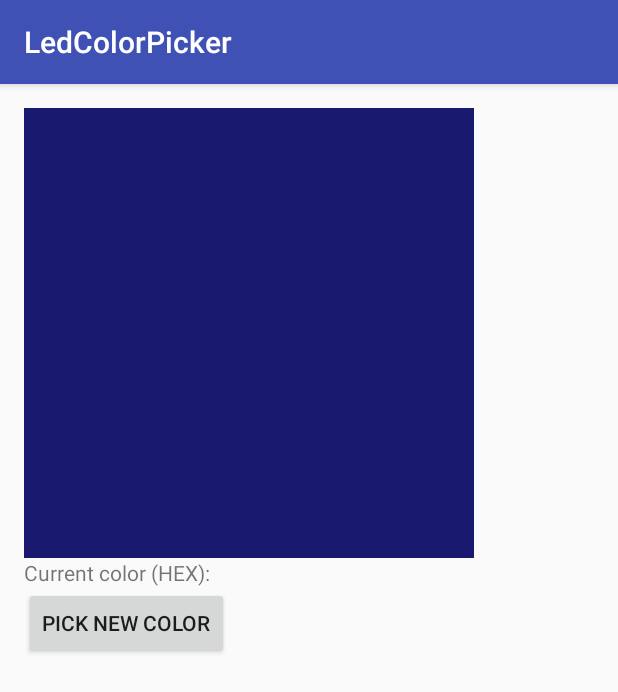
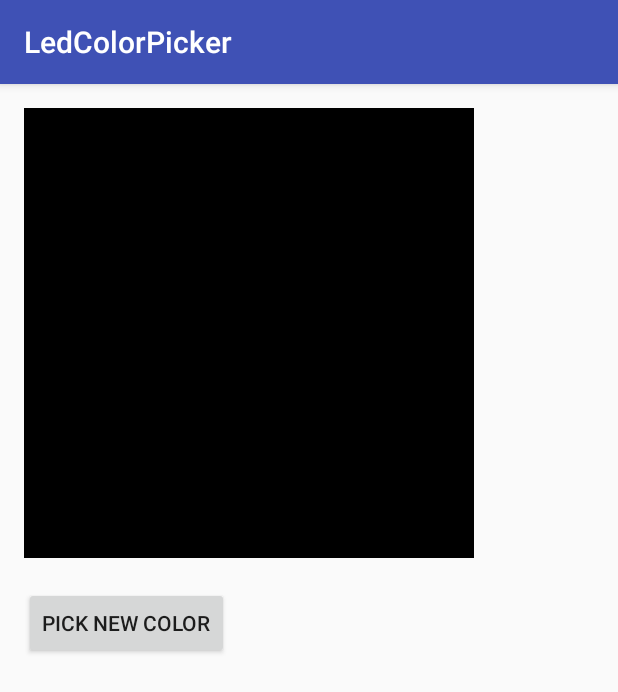
Before and after one commit to SomethingExplosiveApps/LedColorPicker, an Android app: the screen it shows after launch (LedColorPickerActivity), on a phone screen of 412 x 824 dp. Shown: the top 692 px of the screen. Run offline under Robolectric (Android 15) with nearby library versions, the phone set to English and light mode, and no system bars; libraries missing offline, so code that uses them is left out: com.pavelsikun.vintagechroma; 2 statements that could not run were skipped.

Commit message:
Fix issues with UI not updating dialog on color change, code cleanup and remove extraneous comments.

```diff
--- a/mobile/src/main/java/com/somexapps/ledcolorpicker/LedColorPickerActivity.java
+++ b/mobile/src/main/java/com/somexapps/ledcolorpicker/LedColorPickerActivity.java
@@ -2,9 +2,9 @@ package com.somexapps.ledcolorpicker;
 
 import android.content.Context;
 import android.content.SharedPreferences;
+import android.support.v7.app.AlertDialog;
 import android.support.v7.app.AppCompatActivity;
 import android.os.Bundle;
-import android.util.Log;
 import android.view.View;
 import android.widget.Button;
 import android.widget.TextView;
@@ -26,25 +26,13 @@ import retrofit2.Retrofit;
 import retrofit2.converter.gson.GsonConverterFactory;
 
 public class LedColorPickerActivity extends AppCompatActivity {
-    private static final String TAG = LedColorPickerActivity.class.getSimpleName();
-
-    // Used to store the current color that is set
     private int currentColor;
-
-    // Shared prefs for holding the saved color value
     private SharedPreferences preferences;
-
-    // Current color text view
     private TextView currentColorTextView;
-
-    // Current color view
     private View currentColorView;
-
-    // Used to identify the color picker dialog
-    private static final String DIALOG_COLOR_PICKER = "dialog_color_picker";
-
-    // API object for making calls to solid color API
-    private SolidColorApiService apiService;
+    private static final String DIALOG_COLOR_PICKER_IDENTIFIER = "dialog_color_picker";
+    private SolidColorApiService colorApiService;
+    private AlertDialog errorUpdatingColorDialog;
 
     @Override
     protected void onCreate(Bundle savedInstanceState) {
@@ -53,13 +41,18 @@ public class LedColorPickerActivity extends AppCompatActivity {
         // Set up main view
         setContentView(R.layout.activity_led_color_picker);
 
+        errorUpdatingColorDialog = new AlertDialog.Builder(this)
+                .setMessage(R.string.error_sending_color_to_service_text)
+                .setNeutralButton(android.R.string.ok, null)
+                .create();
+
         // Create api service
         Retrofit retrofit =
                 new Retrofit.Builder()
                         .baseUrl(ApiConstants.SOLID_COLOR_API_BASE_URL)
                         .addConverterFactory(GsonConverterFactory.create())
                         .build();
-        apiService = retrofit.create(SolidColorApiService.class);
+        colorApiService = retrofit.create(SolidColorApiService.class);
 
         // Grab views and set click listeners
         currentColorTextView =
@@ -73,48 +66,28 @@ public class LedColorPickerActivity extends AppCompatActivity {
         currentColorView = findViewById(R.id.activity_led_color_picker_current_color_view);
 
         // Update the current color with saved color, if it exists
-        int savedColor = preferences.getInt(
+        currentColor = preferences.getInt(
                 Constants.PREF_SAVED_COLOR_VALUE,
                 Constants.DEFAULT_SAVED_COLOR_VALUE
         );
 
         // Update color on the tv
-        updateColor(savedColor);
+        sendColorToService(currentColor);
 
         // Set up button click
         updateColorButton.setOnClickListener(view -> new ChromaDialog.Builder()
-                .initialColor(savedColor)
+                .initialColor(currentColor)
                 .colorMode(ColorMode.RGB) // RGB, ARGB, HVS, CMYK, CMYK255, HSL
                 .indicatorMode(IndicatorMode.DECIMAL) //HEX or DECIMAL; Note that (HSV || HSL || CMYK) && IndicatorMode.HEX is a bad idea
                 // Set color text view when selected
-                .onColorSelected(this::updateColor)
+                .onColorSelected(this::sendColorToService)
                 .create()
-                .show(getSupportFragmentManager(), DIALOG_COLOR_PICKER));
+                .show(getSupportFragmentManager(), DIALOG_COLOR_PICKER_IDENTIFIER));
     }
 
-    private void updateColor(int newColor) {
-        // Update color
-        currentColor = newColor;
-
+    private void sendColorToService(int newColor) {
         // Get human readable hex string from integer.
-        String hexString = ChromaUtil.getFormattedColorString(currentColor, false);
-
-        // Update text view with new color
-        currentColorTextView.setText(
-                getString(
-                        R.string.activity_led_color_picker_current_color_header,
-                        hexString
-                )
-        );
-
-        // Update color view
-        currentColorView.setBackgroundColor(newColor);
-
-        // Save color in shared preferences
-        preferences
-                .edit()
-                .putInt(Constants.PREF_SAVED_COLOR_VALUE, newColor)
-                .apply();
+        final String hexString = ChromaUtil.getFormattedColorString(newColor, false);
 
         // Grab individual RGB values to send to server.
         int[] rgbArray = ColorParser.hexToRgb(hexString);
@@ -123,19 +96,46 @@ public class LedColorPickerActivity extends AppCompatActivity {
         if (rgbArray != null &&
                 rgbArray.length == 3) {
             // Turn on leds with saved values
-            apiService
+            colorApiService
                     .solidColor(rgbArray[0], rgbArray[1], rgbArray[2])
                     .enqueue(new Callback<JsonObject>() {
                         @Override
                         public void onResponse(Call<JsonObject> call, Response<JsonObject> response) {
                             // do nothing
+                            if (response.isSuccessful()) {
+                                updateColorUi(newColor, hexString);
+                            } else {
+                                errorUpdatingColorDialog.show();
+                            }
                         }
 
                         @Override
                         public void onFailure(Call<JsonObject> call, Throwable t) {
-                            Log.e(TAG, "Error calling solid color api:", t);
+                            errorUpdatingColorDialog.show();
                         }
                     });
         }
     }
+
+    private void updateColorUi(int newColor, String hexString) {
+        // Update color
+        currentColor = newColor;
+
+        // Update text view with new color
+        currentColorTextView.setText(
+                getString(
+                        R.string.current_color_header,
+                        hexString
+                )
+        );
+
+        // Update color view
+        currentColorView.setBackgroundColor(currentColor);
+
+        // Save color in shared preferences
+        preferences
+                .edit()
+                .putInt(Constants.PREF_SAVED_COLOR_VALUE, currentColor)
+                .apply();
+    }
 }
--- a/mobile/src/main/res/layout/activity_led_color_picker.xml
+++ b/mobile/src/main/res/layout/activity_led_color_picker.xml
@@ -26,6 +26,6 @@
         android:id="@+id/activity_led_color_picker_new_color_button"
         android:layout_width="wrap_content"
         android:layout_height="wrap_content"
-        android:text="@string/activity_led_color_picker_new_color_button_text"/>
+        android:text="@string/pick_new_color_button_text"/>
 
 </LinearLayout>
--- a/mobile/src/main/res/values/strings.xml
+++ b/mobile/src/main/res/values/strings.xml
@@ -1,5 +1,6 @@
 <resources>
     <string name="app_name">LedColorPicker</string>
-    <string name="activity_led_color_picker_current_color_header">Current color (HEX): %1$s</string>
-    <string name="activity_led_color_picker_new_color_button_text">Pick new color</string>
+    <string name="current_color_header">Current color (HEX): %1$s</string>
+    <string name="pick_new_color_button_text">Pick new color</string>
+    <string name="error_sending_color_to_service_text">Error updating color, please retry.</string>
 </resources>
```
